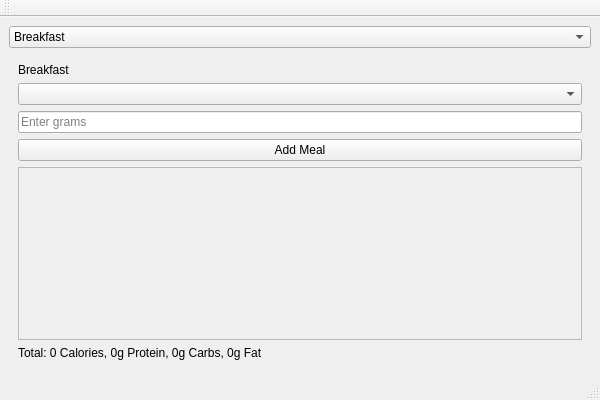
Qt form GetFit.ui (Fascodes/GetFit) before a commit.
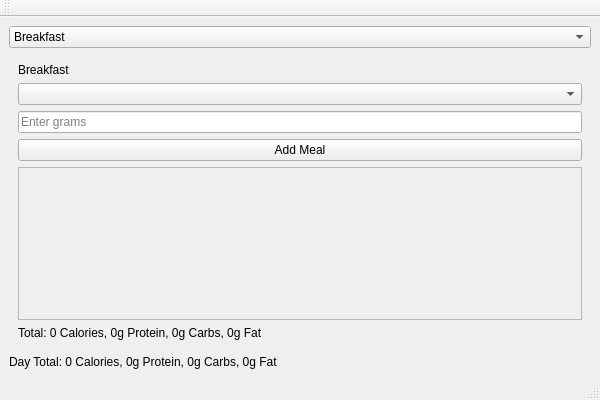
The same form after that commit.

Commit message: Added Total for full day + edit button bug fixed

Diff of the .ui file:
```diff
--- a/GetFit.ui
+++ b/GetFit.ui
@@ -85,8 +85,8 @@
             <rect>
              <x>0</x>
              <y>0</y>
-             <width>562</width>
-             <height>138</height>
+             <width>98</width>
+             <height>28</height>
             </rect>
            </property>
            <layout class="QVBoxLayout" name="verticalLayoutScrollAreaBreakfast"/>
@@ -316,6 +316,13 @@
       </widget>
      </widget>
     </item>
+    <item>
+     <widget class="QLabel" name="sumLabelDay">
+      <property name="text">
+       <string>Day Total: 0 Calories, 0g Protein, 0g Carbs, 0g Fat</string>
+      </property>
+     </widget>
+    </item>
    </layout>
   </widget>
   <widget class="QMenuBar" name="menuBar">
```
Left out of the diff: 14 changed lines with no effect on the pictures. The commit also changes 5 other files.
